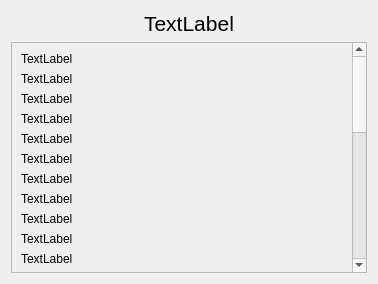
Qt form DayPopup.ui (IsaacLance/422group7) before a commit.
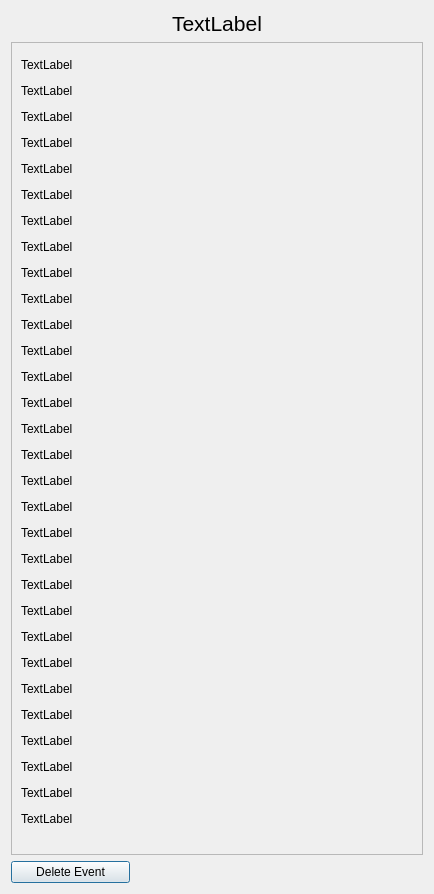
The same form after that commit.

Commit message: made qlabels in daypop.ui selectable by mouse

```diff
--- a/DayPopup.ui
+++ b/DayPopup.ui
@@ -6,8 +6,8 @@
    <rect>
     <x>0</x>
     <y>0</y>
-    <width>378</width>
-    <height>284</height>
+    <width>434</width>
+    <height>894</height>
    </rect>
   </property>
   <property name="windowTitle">
@@ -51,8 +51,8 @@
        <rect>
         <x>0</x>
         <y>0</y>
-        <width>341</width>
-        <height>702</height>
+        <width>408</width>
+        <height>805</height>
        </rect>
       </property>
       <layout class="QVBoxLayout" name="verticalLayout">
@@ -450,6 +450,25 @@
      </widget>
     </widget>
    </item>
+   <item>
+    <widget class="QPushButton" name="pushButton_delete">
+     <property name="minimumSize">
+      <size>
+       <width>119</width>
+       <height>0</height>
+      </size>
+     </property>
+     <property name="maximumSize">
+      <size>
+       <width>119</width>
+       <height>16777215</height>
+      </size>
+     </property>
+     <property name="text">
+      <string>Delete Event</string>
+     </property>
+    </widget>
+   </item>
   </layout>
  </widget>
  <resources/>
```
Left out of the diff: 90 changed lines with no effect on the pictures.
